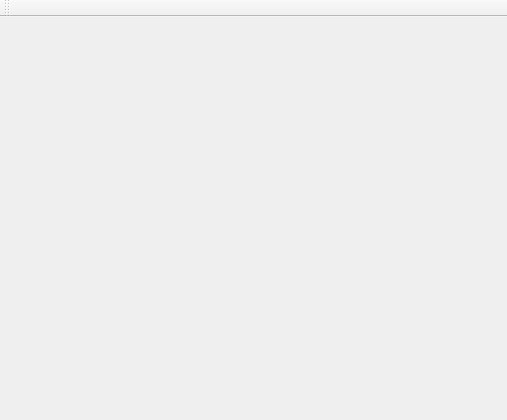
Old version of the form ui_design/main_window.ui in the repository EpicDarkGalaxy/GamesYARD.
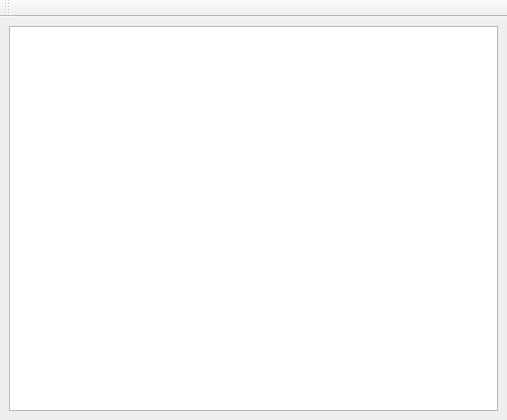
New version of the form.

The edit to the form file:
```diff
--- a/ui_design/main_window.ui
+++ b/ui_design/main_window.ui
@@ -16,7 +16,27 @@
   <widget class="QWidget" name="centralwidget">
    <layout class="QGridLayout" name="gridLayout_2">
     <item row="0" column="0">
-     <layout class="QGridLayout" name="game_cards_grid"/>
+     <layout class="QGridLayout" name="game_cards_grid">
+      <item row="0" column="0">
+       <widget class="QListWidget" name="cards_list_widget">
+        <property name="movement">
+         <enum>QListView::Movement::Static</enum>
+        </property>
+        <property name="resizeMode">
+         <enum>QListView::ResizeMode::Adjust</enum>
+        </property>
+        <property name="gridSize">
+         <size>
+          <width>50</width>
+          <height>0</height>
+         </size>
+        </property>
+        <property name="viewMode">
+         <enum>QListView::ViewMode::IconMode</enum>
+        </property>
+       </widget>
+      </item>
+     </layout>
     </item>
    </layout>
   </widget>
```
